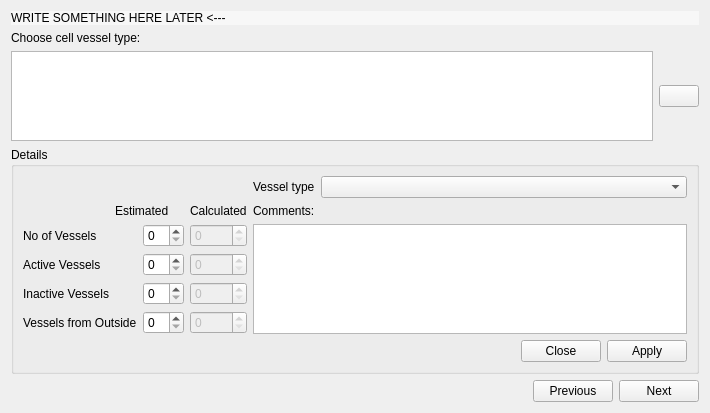
Old version of the form app_new/frmvesseltype.ui in the repository doublebyte1/app_solution.
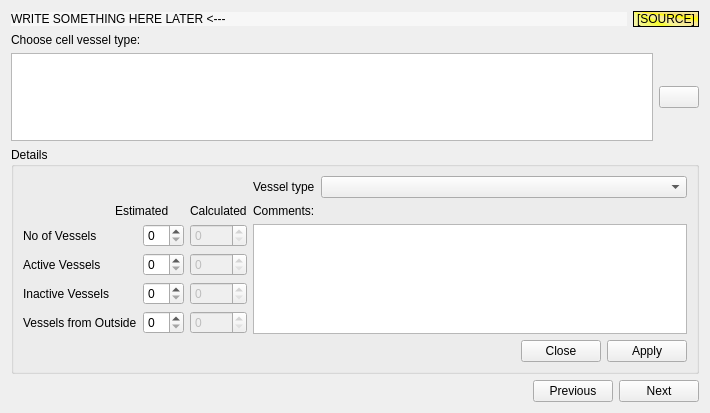
New version of the form. Icons and pictures are not drawn.

Diff of the .ui file:
```diff
--- a/app_new/frmvesseltype.ui
+++ b/app_new/frmvesseltype.ui
@@ -15,9 +15,11 @@
   </property>
   <layout class="QVBoxLayout" name="verticalLayout">
    <item>
+    <layout class="QHBoxLayout" name="horizontalLayout_2">
+     <item>
     <widget class="QLabel" name="lbHeader">
      <property name="sizePolicy">
-      <sizepolicy hsizetype="Preferred" vsizetype="Fixed">
+        <sizepolicy hsizetype="Expanding" vsizetype="Fixed">
        <horstretch>0</horstretch>
        <verstretch>0</verstretch>
       </sizepolicy>
@@ -29,6 +31,34 @@
       <string>WRITE SOMETHING HERE LATER &lt;---</string>
      </property>
     </widget>
+     </item>
+     <item>
+      <widget class="QLabel" name="lbSource">
+       <property name="sizePolicy">
+        <sizepolicy hsizetype="Minimum" vsizetype="Preferred">
+         <horstretch>0</horstretch>
+         <verstretch>0</verstretch>
+        </sizepolicy>
+       </property>
+       <property name="styleSheet">
+        <string notr="true">background-color: qconicalgradient(cx:0, cy:0, angle:135, stop:0 rgba(220, 220, 220, 69), stop:0.375 rgba(255, 255, 0, 69), stop:0.423533 rgba(251, 255, 0, 145), stop:0.45 rgba(247, 255, 0, 208), stop:0.477581 rgba(255, 244, 71, 130), stop:0.518717 rgba(255, 218, 71, 130), stop:0.55 rgba(255, 255, 0, 255), stop:0.57754 rgba(255, 203, 0, 130), stop:0.625 rgba(255, 255, 0, 69), stop:1 rgba(255, 255, 0, 69));
+font: 75 10pt &quot;Fixedsys&quot;;</string>
+       </property>
+       <property name="frameShape">
+        <enum>QFrame::StyledPanel</enum>
+       </property>
+       <property name="frameShadow">
+        <enum>QFrame::Raised</enum>
+       </property>
+       <property name="text">
+        <string>[SOURCE]</string>
+       </property>
+       <property name="scaledContents">
+        <bool>true</bool>
+       </property>
+      </widget>
+     </item>
+    </layout>
    </item>
    <item>
     <widget class="QLabel" name="label">
```
Lines whose indentation alone changed are shown as unchanged.
